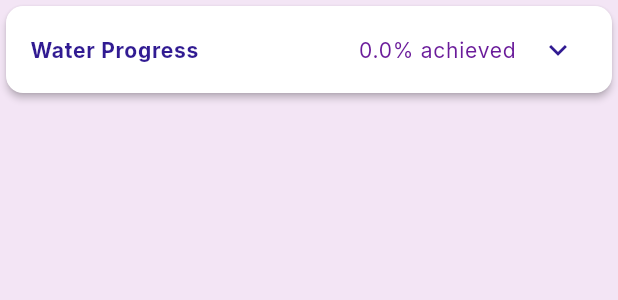
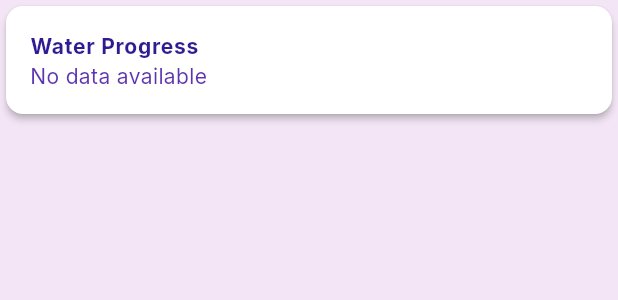
Before and after one commit to Sujin14/yeetfit_admin, a Flutter app: the ProgressCard widget shown alone on an empty page, opened directly, on a phone screen of 412 x 824 dp. Shown: the top 300 px of the screen. Run offline on Flutter 3.47's test engine with Material 3 defaults, Android fonts, the phone set to English and light mode, and no system bars; our stand-ins replace animated_text_kit, cached_network_image, cloud_firestore, firebase_auth, firebase_core, firebase_storage and 9 more; accounts and stored records are empty.

Commit message:
fixed the rule issue in fetching the progress

```diff
--- a/lib/features/progress/data/repositories/progress_repository_impl.dart
+++ b/lib/features/progress/data/repositories/progress_repository_impl.dart
@@ -25,9 +25,11 @@ class ProgressRepositoryImpl implements ProgressRepository {
         subcategory: entry.value,
         date: date,
       );
+      print('Progress for ${entry.key}: $data');
       results[entry.key] = data;
     }
 
+    print('Final progress results: $results');
     return results;
   }
 }
--- a/lib/features/progress/presentation/widgets/progress_card.dart
+++ b/lib/features/progress/presentation/widgets/progress_card.dart
@@ -27,11 +27,37 @@ class ProgressCard extends StatelessWidget {
 
     return Obx(() {
       final data = controller.progressData[dataKey];
-      final double? goal = data != null ? (data[goalField] as num?)?.toDouble() : null;
-      final double? current = data != null ? (data[currentField] as num?)?.toDouble() : null;
+      final double? goal = data != null && data[goalField] is num
+          ? (data[goalField] as num).toDouble()
+          : null;
+      final double? current = data != null && data[currentField] is num
+          ? (data[currentField] as num).toDouble()
+          : null;
       final percentage = goal != null && current != null && goal > 0
           ? ((current / goal) * 100).clamp(0, 100).toStringAsFixed(1)
           : '0.0';
+
+      if (data == null) {
+        return Card(
+          elevation: 2,
+          shape: RoundedRectangleBorder(borderRadius: BorderRadius.circular(12.r)),
+          child: ListTile(
+            title: Text(
+              title,
+              style: AdminTheme.textStyles['body']!.copyWith(
+                color: AdminTheme.colors['textPrimary'],
+                fontWeight: FontWeight.bold,
+              ),
+            ),
+            subtitle: Text(
+              'No data available',
+              style: AdminTheme.textStyles['body']!.copyWith(
+                color: AdminTheme.colors['textSecondary'],
+              ),
+            ),
+          ),
+        );
+      }
 
       return Card(
         elevation: 2,
```
Also changed, not shown: lib/features/progress/data/datasources/progress_datasource.dart (+69 -2 lines), lib/features/progress/presentation/widgets/client_progress_body.dart (+8 -7 lines).
